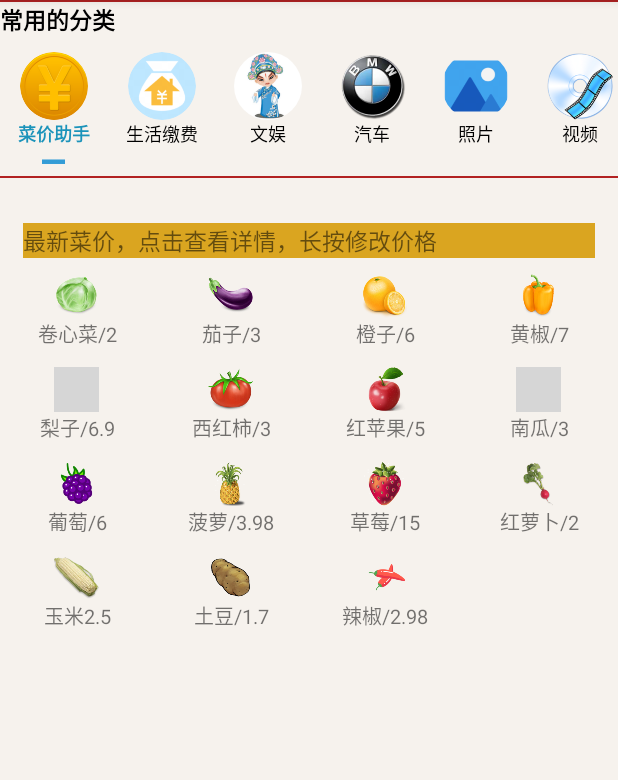
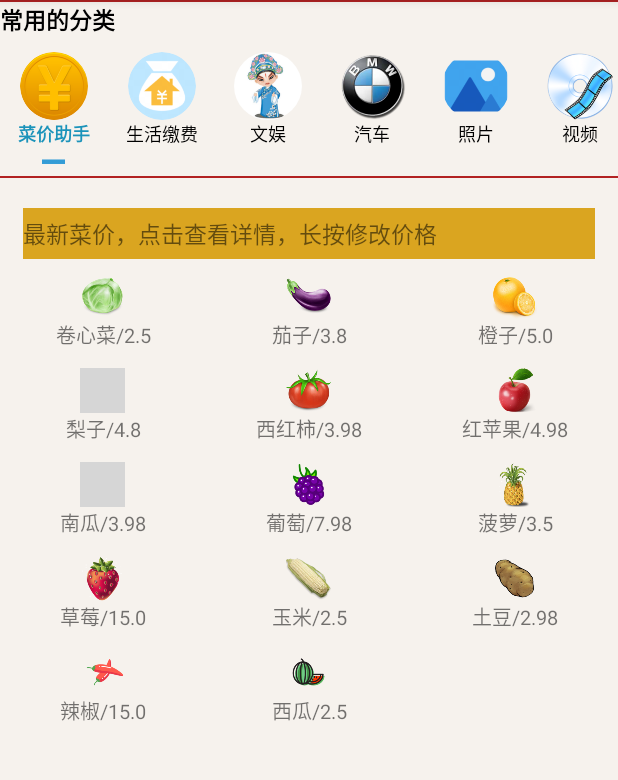
Before and after one commit to zhanfeiyu/Android-Basic-Demo, an Android app: the fragment FamilyFragment shown on its own in the app's theme, on a phone screen of 412 x 824 dp, the part 84-864 px from its top. Run offline under Robolectric (Android 15) with nearby library versions, the phone set to English and light mode, and no system bars; our stand-ins replace CircleImageView, data binding; grey boxes are pictures that could not be loaded.

Commit message:
更新marketfragment，把数据进行封装

```diff
--- a/app/build.gradle
+++ b/app/build.gradle
@@ -34,12 +34,12 @@ android {
 }
 
 dependencies {
-
     implementation 'androidx.appcompat:appcompat:1.2.0'
     implementation 'com.google.android.material:material:1.1.0'
     implementation 'androidx.constraintlayout:constraintlayout:2.0.4'
     implementation 'androidx.legacy:legacy-support-v4:1.0.0'
     implementation 'com.android.support:design:26.1.0'
+    implementation 'com.google.code.gson:gson:2.6.2'
     testImplementation 'junit:junit:4.+'
     androidTestImplementation 'androidx.test.ext:junit:1.1.2'
     androidTestImplementation 'androidx.test.espresso:espresso-core:3.3.0'
--- a/app/src/main/java/com/mike/demo/classification_fragments/MarketPriceFragment.java
+++ /dev/null
@@ -1,90 +0,0 @@
-package com.mike.demo.classification_fragments;
-
-import android.app.AlertDialog;
-import android.content.DialogInterface;
-import android.os.Bundle;
-import android.util.Log;
-import android.view.LayoutInflater;
-import android.view.View;
-import android.view.ViewGroup;
-import android.widget.AdapterView;
-import android.widget.Button;
-import android.widget.EditText;
-import android.widget.TextView;
-
-import androidx.annotation.NonNull;
-import androidx.annotation.Nullable;
-import androidx.databinding.DataBindingUtil;
-import androidx.fragment.app.Fragment;
-
-import com.mike.demo.R;
-import com.mike.demo.databinding.LayoutMarketPriceFragmentBinding;
-import com.mike.demo.ui.mainviewpager.familyfragment.GridviewAdapter;
-
-public class MarketPriceFragment extends Fragment {
-    private final static String TAG = MarketPriceFragment.class.getSimpleName();
-    View root;
-    LayoutMarketPriceFragmentBinding binding;
-
-    String[] names = new String[] {
-            "卷心菜/2", "茄子/3", "橙子/6", "黄椒/7", "梨子/6.9", "西红柿/3", "红苹果/5", "南瓜/3", "葡萄/6", "菠萝/3.98",
-            "草莓/15", "红萝卜/2", "玉米2.5", "土豆/1.7", "辣椒/2.98"
-    };
-
-    int[] icons = new int[] {
-            R.drawable.carbbage, R.drawable.eggplant, R.drawable.orange, R.drawable.orangepepper,
-            R.drawable.pear,R.drawable.potato, R.drawable.redapple, R.drawable.pumpkin, R.drawable.grape
-            ,R.drawable.pineapple, R.drawable.strawberry, R.drawable.radish, R.drawable.corn, R.drawable.tomato
-            , R.drawable.chilli
-    };
-
-    @Override
-    public void onCreate(@Nullable Bundle savedInstanceState) {
-        super.onCreate(savedInstanceState);
-
-    }
-
-    @Nullable
-    @Override
-    public View onCreateView(@NonNull LayoutInflater inflater, @Nullable ViewGroup container, @Nullable Bundle savedInstanceState) {
-
-        binding = DataBindingUtil.inflate(LayoutInflater.from(getContext()), R.layout.layout_market_price_fragment, container, false);
-        root = binding.getRoot();
-        initGridView();
-        return root;
-    }
-
-    private void initGridView() {
-        GridviewAdapter adapter = new GridviewAdapter(getActivity(), R.layout.grid_view_item, names, icons);
-        binding.gridviewFamilyFragment.setAdapter(adapter);
-
-        binding.gridviewFamilyFragment.setOnItemLongClickListener(new AdapterView.OnItemLongClickListener() {
-            @Override
-            public boolean onItemLongClick(AdapterView<?> parent, View view, int position, long id) {
-                final EditText editText = new EditText(getActivity());
-                final TextView textView = view.findViewById(R.id.tw_grid_view);
-                editText.setText(textView.getText().toString());
-                new AlertDialog.Builder(getActivity())
-                        .setTitle("修改最新商品价格")
-                        .setMessage("修改价格")
-                        .setCancelable(false)
-                        .setView(editText)
-                        .setPositiveButton("修改", new DialogInterface.OnClickListener() {
-                            @Override
-                            public void onClick(DialogInterface dialog, int which) {
-                                String string = editText.getText().toString();
-                                Log.d(TAG, "string = " + string);
-                                getActivity().runOnUiThread(new Runnable() {
-                                    @Override
-                                    public void run() {
-                                   /*     textView.setText(string);*/
-                                    }
-                                });
-                            }
-                        })
-                        .show();
-                return true;
-            }
-        });
-    }
-}
--- /dev/null
+++ b/app/src/main/java/com/mike/demo/classification_fragments/marketfragment/Commodity.java
@@ -0,0 +1,18 @@
+package com.mike.demo.classification_fragments.marketfragment;
+
+public class Commodity {
+    int imageId;
+
+    public Commodity(int imageId, String name, float price) {
+        this.imageId = imageId;
+        this.name = name;
+        this.price = price;
+    }
+
+    public void setPrice(float price) {
+        this.price = price;
+    }
+
+    String name;
+    float price;
+}
--- a/app/src/main/java/com/mike/demo/ui/mainviewpager/familyfragment/GridviewAdapter.java
+++ b/app/src/main/java/com/mike/demo/classification_fragments/marketfragment/GridviewAdapter.java
@@ -1,4 +1,4 @@
-package com.mike.demo.ui.mainviewpager.familyfragment;
+package com.mike.demo.classification_fragments.marketfragment;
 
 import android.content.Context;
 import android.view.LayoutInflater;
@@ -10,30 +10,36 @@ import android.widget.TextView;
 
 import androidx.databinding.DataBindingUtil;
 
-import com.mike.demo.base.BaseActivity;
 import com.mike.demo.databinding.GridViewItemBinding;
+
+import java.util.ArrayList;
+import java.util.List;
 
 public class GridviewAdapter extends BaseAdapter {
     Context context;
     int resource;
-    String[] names;
-    int[] icons;
+    List<Commodity> commodities = new ArrayList<>();
 
-    public GridviewAdapter(Context context, int resource, String[] names, int[] icons) {
+    public GridviewAdapter(Context context, int resource, List<Commodity> commodities) {
         this.context = context;
         this.resource = resource;
-        this.names = names;
-        this.icons = icons;
+        this.commodities.addAll(commodities);
+    }
+
+    public void updateCommodities(List<Commodity> commodities) {
+        this.commodities.clear();
+        this.commodities.addAll(commodities);
+        notifyDataSetChanged();
     }
 
     @Override
     public int getCount() {
-        return names.length;
+        return commodities.size();
     }
 
     @Override
     public Object getItem(int position) {
-        return names[position];
+        return commodities.get(position);
     }
 
     @Override
@@ -59,8 +65,9 @@ public class GridviewAdapter extends BaseAdapter {
             viewHolder = (ViewHolder) convertView.getTag();
         }
 
-        viewHolder.imageView.setImageResource(icons[position]);
-        viewHolder.textView.setText(names[position]);
+        Commodity commodity = commodities.get(position);
+        viewHolder.imageView.setImageResource(commodity.imageId);
+        viewHolder.textView.setText(commodity.name + "/" + commodity.price);
         return convertView;
     }
 
--- /dev/null
+++ b/app/src/main/java/com/mike/demo/classification_fragments/marketfragment/MarketPriceFragment.java
@@ -0,0 +1,119 @@
+package com.mike.demo.classification_fragments.marketfragment;
+
+import android.app.AlertDialog;
+import android.content.DialogInterface;
+import android.os.Bundle;
+import android.util.Log;
+import android.view.LayoutInflater;
+import android.view.View;
+import android.view.ViewGroup;
+import android.widget.AdapterView;
+import android.widget.EditText;
+import android.widget.TextView;
+
+import androidx.annotation.NonNull;
+import androidx.annotation.Nullable;
+import androidx.databinding.DataBindingUtil;
+import androidx.fragment.app.Fragment;
+
+import com.mike.demo.R;
+import com.mike.demo.databinding.LayoutMarketPriceFragmentBinding;
+
+import java.util.ArrayList;
+import java.util.List;
+
+public class MarketPriceFragment extends Fragment {
+    private final static String TAG = MarketPriceFragment.class.getSimpleName();
+    View root;
+    LayoutMarketPriceFragmentBinding binding;
+    List<Commodity> commodities = new ArrayList<>();
+    GridviewAdapter adapter;
+
+    @Override
+    public void onCreate(@Nullable Bundle savedInstanceState) {
+        super.onCreate(savedInstanceState);
+    }
+
+    @Nullable
+    @Override
+    public View onCreateView(@NonNull LayoutInflater inflater, @Nullable ViewGroup container, @Nullable Bundle savedInstanceState) {
+
+        binding = DataBindingUtil.inflate(LayoutInflater.from(getContext()), R.layout.layout_market_price_fragment, container, false);
+        root = binding.getRoot();
+        initCommodities();
+        initGridView();
+        return root;
+    }
+
+    private void initGridView() {
+        adapter = new GridviewAdapter(getActivity(), R.layout.grid_view_item, commodities);
+        binding.familyFragmentGridview.setAdapter(adapter);
+
+        binding.familyFragmentGridview.setOnItemLongClickListener(new AdapterView.OnItemLongClickListener() {
+            @Override
+            public boolean onItemLongClick(AdapterView<?> parent, View view, int position, long id) {
+                final EditText editText = new EditText(getActivity());
+                final TextView textView = view.findViewById(R.id.tw_grid_view);
+                String text = textView.getText().toString();
+                String price = text.split("/")[1];
+                Log.d(TAG, "previous price: " + price + " ,position = " + position);
+                editText.setText(price);
+                new AlertDialog.Builder(getActivity())
+                        .setTitle("修改最新商品价格")
+                        .setMessage("修改价格, 只能是数值形式")
+                        .setCancelable(false)
+                        .setView(editText)
+                        .setPositiveButton("修改", new DialogInterface.OnClickListener() {
+                            @Override
+                            public void onClick(DialogInterface dialog, int which) {
+                                String string = editText.getText().toString();
+                                Log.d(TAG, "new price string = " + string);
+                                float newPrice = Float.parseFloat(string);
+                                Log.d(TAG, "new price value = " + newPrice);
+                                /*getActivity().runOnUiThread(new Runnable() {
+                                    @Override
+                                    public void run() {
+                                        textView.setText(string);
+
+                                    }
+                                });*/
+                                updateCommodities(position, newPrice);
+                            }
+                        })
+                        .show();
+                return true;
+            }
+        });
+    }
+
+    private void initCommodities() {
+        commodities.clear();
+        commodities.add(new Commodity(R.drawable.carbbage, "卷心菜", 2.5f));
+        commodities.add(new Commodity(R.drawable.eggplant, "茄子", 3.8f));
+        commodities.add(new Commodity(R.drawable.orange, "橙子", 5f));
+        commodities.add(new Commodity(R.drawable.pear, "梨子", 4.8f));
+        commodities.add(new Commodity(R.drawable.potato, "西红柿", 3.98f));
+        commodities.add(new Commodity(R.drawable.redapple, "红苹果", 4.98f));
+        commodities.add(new Commodity(R.drawable.pumpkin, "南瓜", 3.98f));
+        commodities.add(new Commodity(R.drawable.grape, "葡萄", 7.98f));
+        commodities.add(new Commodity(R.drawable.pineapple, "菠萝", 3.5f));
+        commodities.add(new Commodity(R.drawable.strawberry, "草莓", 15f));
+        commodities.add(new Commodity(R.drawable.corn, "玉米", 2.5f));
+        commodities.add(new Commodity(R.drawable.tomato, "土豆", 2.98f));
+        commodities.add(new Commodity(R.drawable.chilli, "辣椒", 15f));
+        commodities.add(new Commodity(R.drawable.xigua, "西瓜", 2.5f));
+    }
+
+    private void updateCommodities(int position, float newPrice) {
+        Log.d(TAG, "position = " + position + " ,newPrice = " + newPrice);
+
+        Commodity updatedCommodity = commodities.get(position);
+        updatedCommodity.setPrice(newPrice);
+        commodities.set(position, updatedCommodity);
+
+        if (adapter != null) {
+            adapter.updateCommodities(commodities);
+            adapter.notifyDataSetChanged();
+        }
+    }
+}
--- a/app/src/main/java/com/mike/demo/ui/mainviewpager/familyfragment/FamilyFragment.java
+++ b/app/src/main/java/com/mike/demo/ui/mainviewpager/familyfragment/FamilyFragment.java
@@ -18,7 +18,7 @@ import com.mike.demo.R;
 import com.mike.demo.classification_fragments.CarFragment;
 import com.mike.demo.classification_fragments.ChargingFragment;
 import com.mike.demo.classification_fragments.EntertainmentFragment;
-import com.mike.demo.classification_fragments.MarketPriceFragment;
+import com.mike.demo.classification_fragments.marketfragment.MarketPriceFragment;
 import com.mike.demo.classification_fragments.MusicFragment;
 import com.mike.demo.classification_fragments.NoteFragment;
 import com.mike.demo.classification_fragments.PhotoFragment;
@@ -80,7 +80,6 @@ public class FamilyFragment extends Fragment {
 
         initItemClassifications();
         initRecyclerView();
-
         initFragmentMap();
         setInitialFragment();
         //initGridView();
--- a/app/src/main/java/com/mike/demo/ui/mainviewpager/familyfragment/FamilyRecyclerAdapter.java
+++ b/app/src/main/java/com/mike/demo/ui/mainviewpager/familyfragment/FamilyRecyclerAdapter.java
@@ -59,7 +59,6 @@ public class FamilyRecyclerAdapter extends RecyclerView.Adapter<FamilyRecyclerAd
         holder.textView.setText(classification.getDescription());
         if (position == indicatorTag) {
             holder.textView.setTypeface(Typeface.DEFAULT_BOLD);
-            holder.textView.setTextColor(Color.BLUE);
             holder.textView.setTextColor(context.getResources().getColor(R.color.blue_dark_indicator));
             holder.imageViewIndicator.setVisibility(View.VISIBLE);
         } else {
--- a/app/src/main/res/layout/layout_market_price_fragment.xml
+++ b/app/src/main/res/layout/layout_market_price_fragment.xml
@@ -1,7 +1,9 @@
 <?xml version="1.0" encoding="utf-8"?>
+
 <layout xmlns:android="http://schemas.android.com/apk/res/android"
     xmlns:app="http://schemas.android.com/apk/res-auto"
     xmlns:tools="http://schemas.android.com/tools">
+
 
     <LinearLayout
         android:layout_width="match_parent"
@@ -13,19 +15,22 @@
             android:layout_height="wrap_content"
             android:layout_marginLeft="15dp"
             android:layout_marginRight="15dp"
-
-            android:layout_marginTop="30dp"
+            android:layout_marginTop="20dp"
+            android:paddingTop="5dp"
+            android:paddingBottom="5dp"
             android:background="@color/goldenrod"
             android:text="最新菜价，点击查看详情，长按修改价格"
             android:textSize="15sp"
             />
 
         <GridView
-            android:id="@+id/gridview_family_fragment"
+            android:id="@+id/family_fragment_gridview"
             android:layout_width="match_parent"
             android:layout_height="wrap_content"
             android:layout_marginTop="10dp"
-            android:numColumns="4"
+            android:layout_marginBottom="10dp"
+            android:numColumns="3"
             android:verticalSpacing="12dp" />
     </LinearLayout>
+
 </layout>
```
Also changed, not shown: app/src/main/java/com/mike/demo/ui/mainviewpager/StudyFragment.java (+0 -9 lines), app/src/main/res/drawable/xigua.png (added), 5 other files.
